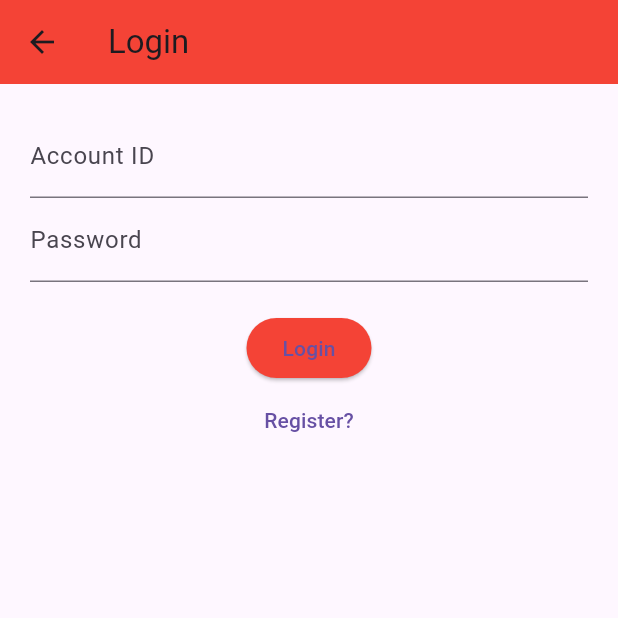
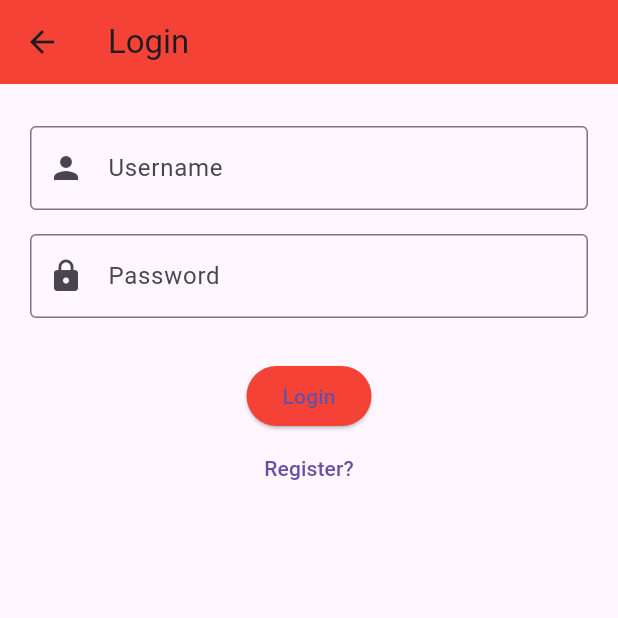
Before and after one commit to noriadler49/fe-mobile-flutter, a Flutter app: the screen it shows after launch, item 4 of the bottom bar chosen, on a phone screen of 412 x 824 dp, the top half of it. Run offline on Flutter 3.47's test engine with Material 3 defaults, Android fonts, the phone set to English and light mode, and no system bars; our stand-ins replace shared_preferences; network calls fail.

Commit message:
login fix

```diff
--- a/lib/FE/login_screen.dart
+++ b/lib/FE/login_screen.dart
@@ -22,23 +22,16 @@ class LoginScreen extends StatelessWidget {
         padding: EdgeInsets.all(20),
         child: Column(
           children: [
-            TextField(
-              controller: userController,
-              decoration: InputDecoration(labelText: "Account ID"),
-            ),
-            TextField(
-              controller: passController,
-              obscureText: true,
-              decoration: InputDecoration(labelText: "Password"),
-            ),
+            buildInputField(Icons.person, "Username", userController),
+            buildInputField(Icons.lock, "Password", passController, obscure: true),
             SizedBox(height: 20),
             ElevatedButton(
               onPressed: () {
                 isLoggedIn = true; // giả lập đăng nhập thành công
-                Navigator.pushNamed(context, '/cart'); // về giỏ hàng
+                Navigator.pushNamed(context, '/'); // về menu
               },
+              style: ElevatedButton.styleFrom(backgroundColor: Colors.red),
               child: Text("Login"),
-              style: ElevatedButton.styleFrom(backgroundColor: Colors.red),
             ),
             TextButton(
               onPressed: () => Navigator.pushNamed(context, '/signup'),
@@ -49,4 +42,19 @@ class LoginScreen extends StatelessWidget {
       ),
     );
   }
+
+  Widget buildInputField(IconData icon, String label, TextEditingController controller, {bool obscure = false}) {
+    return Padding(
+      padding: const EdgeInsets.symmetric(vertical: 8.0),
+      child: TextField(
+        controller: controller,
+        obscureText: obscure,
+        decoration: InputDecoration(
+          prefixIcon: Icon(icon),
+          labelText: label,
+          border: OutlineInputBorder(),
+        ),
+      ),
+    );
+  }
 }
--- a/lib/FE/signup_screen.dart
+++ b/lib/FE/signup_screen.dart
@@ -25,10 +25,15 @@ class SignUpScreen extends StatelessWidget {
               buildInputField(Icons.lock, "Password", passwordController, obscure: true),
               SizedBox(height: 20),
               ElevatedButton(
-                onPressed: () {},
+                onPressed: () {
+                  Navigator.pushNamed(context, '/login');
+                },
                 style: ElevatedButton.styleFrom(
                   backgroundColor: Colors.red,
                   padding: EdgeInsets.symmetric(horizontal: 60, vertical: 15),
+                  // shape: RoundedRectangleBorder(
+                  //   borderRadius: BorderRadius.zero,
+                  // ),
                 ),
                 child: Text("Create an account"),
               ),
```
